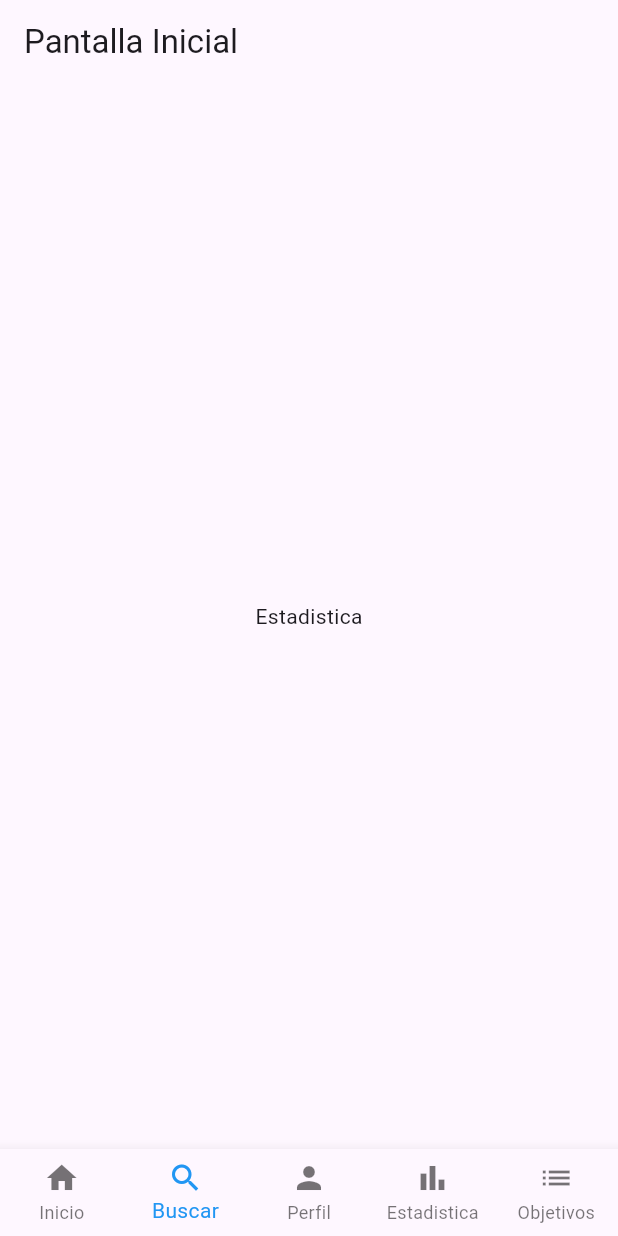
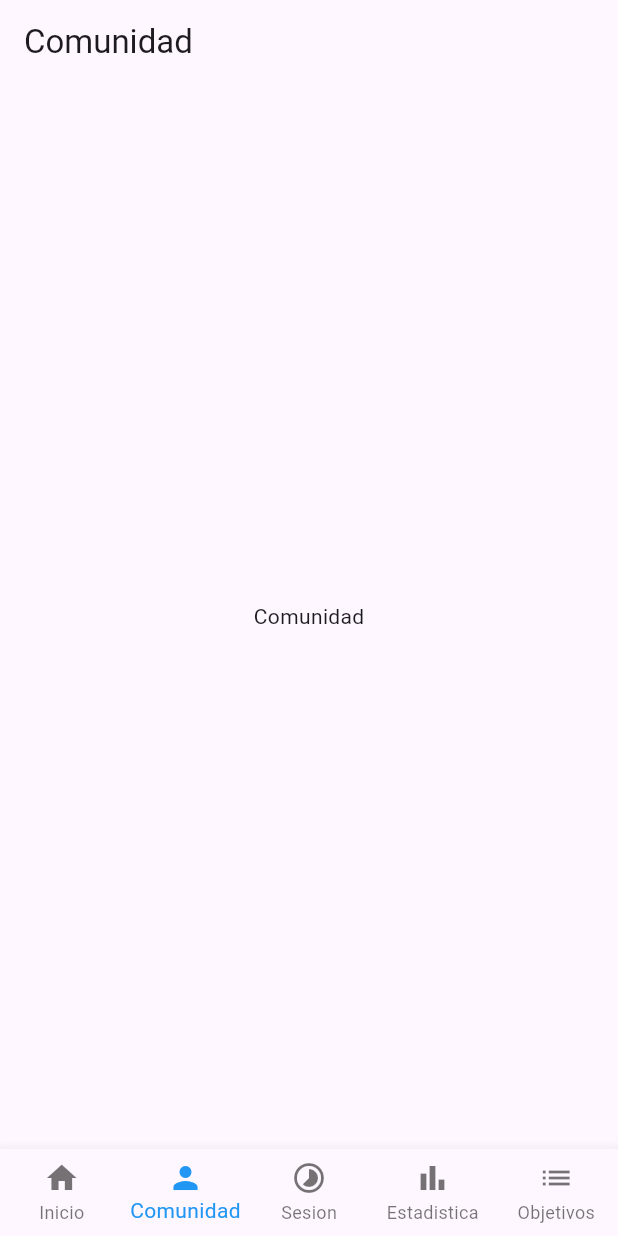
Before and after one commit to stikrobinson/Frontend-Lockin, a Flutter app: the MenuInicial screen opened directly, item 2 of the bottom bar chosen, on a phone screen of 412 x 824 dp. Run offline on Flutter 3.47's test engine with Material 3 defaults, Android fonts, the phone set to English and light mode, and no system bars.

Commit message:
Se agregan todos las las pantalla y se ubican correctamente en la barra inferior y superior

```diff
--- a/frontend_lp/lib/MenuInicial.dart
+++ b/frontend_lp/lib/MenuInicial.dart
@@ -1,7 +1,10 @@
 import 'package:flutter/material.dart';
+import 'package:frontend_lp/pages/PantallaComunidad.dart';
 import 'package:frontend_lp/pages/PantallaEstadistica.dart';
 import 'package:frontend_lp/MenuInicial.dart';
 import 'package:frontend_lp/pages/PantallaInicial.dart';
+import 'package:frontend_lp/pages/PantallaObjetivo.dart';
+import 'package:frontend_lp/pages/PantallaSesion.dart';
 
 class MenuInicial extends StatefulWidget {
   const MenuInicial({Key? key}) : super(key: key);
@@ -18,17 +21,26 @@ class _HomePageState extends State<MenuInicial> {
       _selectedIndex = index;
     });
   }
+  final List<String> _titulos =[
+    "Inicio",
+    "Comunidad",
+    "Sesion de enfoque",
+    "Estadistica",
+    "Objetivos",
+  ];
 
   final List<Widget> _pages = [
     PantallaInicial(),
+    Pantallacomunidad(),
+    Pantallasesion(),
     PantallaEstadistica(),
-
+    Pantallaobjetivo(),
   ];
 
   @override
   Widget build(BuildContext context) {
     return Scaffold(
-      appBar: AppBar(title: Text('Pantalla Inicial')),
+      appBar: AppBar(title: Text(_titulos[_selectedIndex])),
       body: _pages[_selectedIndex],
       bottomNavigationBar: BottomNavigationBar(
         selectedItemColor: Colors.blue,
@@ -37,8 +49,8 @@ class _HomePageState extends State<MenuInicial> {
         onTap: _navigateBottomBar,
         items: const <BottomNavigationBarItem>[
           BottomNavigationBarItem(icon: Icon(Icons.home), label: 'Inicio'),
-          BottomNavigationBarItem(icon: Icon(Icons.search), label: 'Buscar'),
-          BottomNavigationBarItem(icon: Icon(Icons.person), label: 'Perfil'),
+          BottomNavigationBarItem(icon: Icon(Icons.person), label: 'Comunidad'),
+          BottomNavigationBarItem(icon: Icon(Icons.timelapse), label: 'Sesion'),
           BottomNavigationBarItem(
             icon: Icon(Icons.bar_chart),
             label: 'Estadistica',
--- /dev/null
+++ b/frontend_lp/lib/pages/PantallaComunidad.dart
@@ -0,0 +1,11 @@
+import 'package:flutter/material.dart';
+
+class Pantallacomunidad extends StatelessWidget{
+
+  @override
+  Widget build(BuildContext context){
+    return Center(
+      child: Text("Comunidad"),
+    );
+  }
+}
```
Also changed, not shown: frontend_lp/lib/pages/PantallaObjetivo.dart (added, +11 -0 lines), frontend_lp/lib/pages/PantallaSesion.dart (added, +11 -0 lines).
